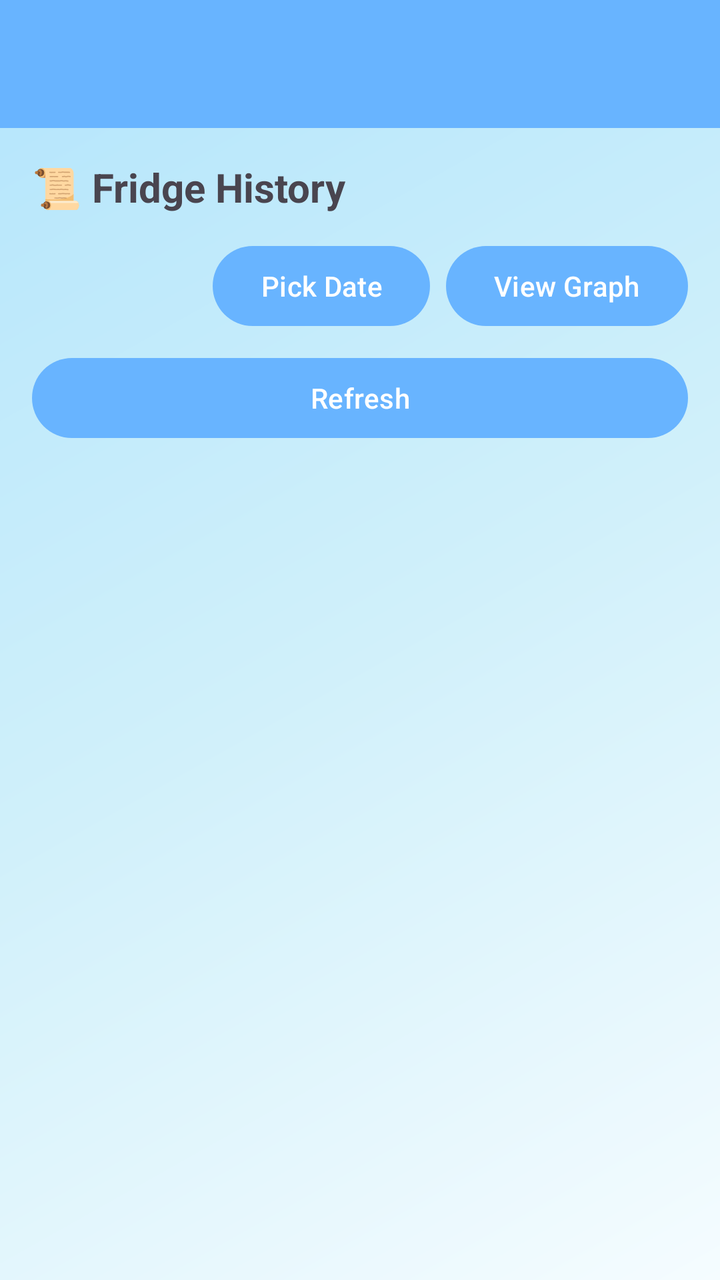
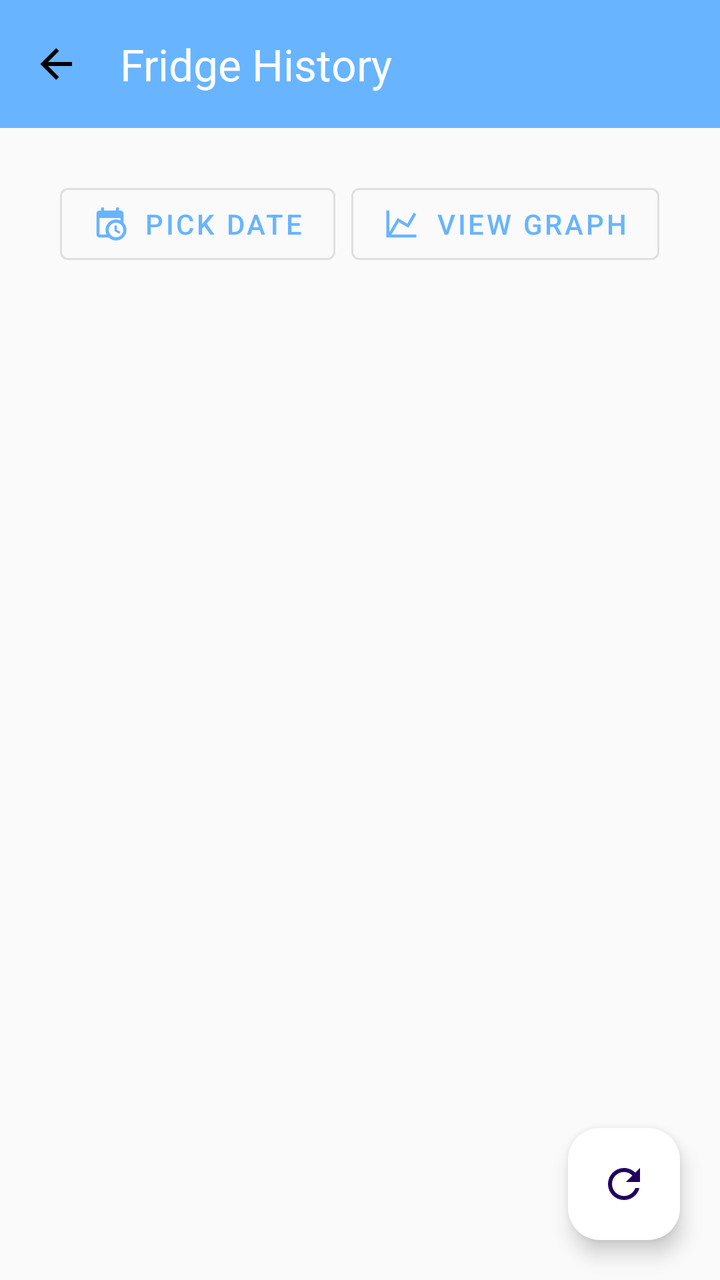

Screens rendered from an Android XML layout before and after an edit, with the pre-edit source and the edit as a unified diff.
<!-- AndroidManifest.xml: application theme Theme.SmartFoodInventoryTracker -->
<!-- res/layout/activity_fridge_history.xml -->
<?xml version="1.0" encoding="utf-8"?>
<androidx.constraintlayout.widget.ConstraintLayout
    xmlns:android="http://schemas.android.com/apk/res/android"
    xmlns:app="http://schemas.android.com/apk/res-auto"
    xmlns:tools="http://schemas.android.com/tools"
    android:id="@+id/historyMain"
    android:layout_width="match_parent"
    android:layout_height="match_parent"
    tools:context=".fridge_conditions.FridgeHistoryActivity">

    
    <androidx.appcompat.widget.Toolbar
        android:id="@+id/historyToolbar"
        android:layout_width="match_parent"
        android:layout_height="?attr/actionBarSize"
        android:background="?attr/colorPrimary"
        android:theme="@style/ThemeOverlay.AppCompat.Dark.ActionBar"
        app:layout_constraintTop_toTopOf="parent" />

    
    <LinearLayout
        android:id="@+id/historyContent"
        android:layout_width="0dp"
        android:layout_height="0dp"
        android:orientation="vertical"
        android:padding="16dp"
        app:layout_constraintTop_toBottomOf="@id/historyToolbar"
        app:layout_constraintBottom_toBottomOf="parent"
        app:layout_constraintStart_toStartOf="parent"
        app:layout_constraintEnd_toEndOf="parent">

        
        <TextView
            android:id="@+id/historyTitle"
            android:layout_width="wrap_content"
            android:layout_height="wrap_content"
            android:text="📜 Fridge History"
            android:textSize="20sp"
            android:textStyle="bold"
            android:layout_marginBottom="12dp" />

        
        <LinearLayout
            android:layout_width="match_parent"
            android:layout_height="wrap_content"
            android:orientation="horizontal"
            android:gravity="end"
            android:layout_marginBottom="8dp">

            <Button
                android:id="@+id/btnDateRange"
                android:layout_width="wrap_content"
                android:layout_height="wrap_content"
                android:text="Pick Date" />

            <Button
                android:id="@+id/btnGraph"
                android:layout_width="wrap_content"
                android:layout_height="wrap_content"
                android:text="View Graph"
                android:layout_marginStart="8dp" />
        </LinearLayout>

        
        <Button
            android:id="@+id/btnRefresh"
            android:layout_width="match_parent"
            android:layout_height="wrap_content"
            android:text="Refresh"
            android:layout_marginBottom="12dp" />

        
        <androidx.recyclerview.widget.RecyclerView
            android:id="@+id/historyRecyclerView"
            android:layout_width="match_parent"
            android:layout_height="0dp"
            android:layout_weight="1"
            android:clipToPadding="false"
            android:paddingBottom="8dp"
            tools:listitem="@layout/item_history_entry" />

    </LinearLayout>

</androidx.constraintlayout.widget.ConstraintLayout>
<!-- resources referenced by this layout -->
<resources>
  <style name="Theme.SmartFoodInventoryTracker" parent="Base.Theme.SmartFoodInventoryTracker" />
  <style name="Base.Theme.SmartFoodInventoryTracker" parent="Theme.Material3.DayNight.NoActionBar">
          
          <item name="colorPrimary">@color/blue</item>
          <item name="colorOnPrimary">@android:color/white</item>
  
          
          <item name="android:windowBackground">@drawable/bg_shiny_blue</item>
  
          
          <item name="android:statusBarColor">@color/blue</item>
  
          
          <item name="toolbarStyle">@style/CustomToolbar</item>
  
      </style>
  <color name="blue">#68b4ff</color>
  <!-- drawable bg_shiny_blue (drawable) -->
  <?xml version="1.0" encoding="utf-8"?>
  <layer-list xmlns:android="http://schemas.android.com/apk/res/android">
  
      
      <item>
          <shape android:shape="rectangle">
              <solid android:color="#E3F2FD" /> 
          </shape>
      </item>
  
      
      <item>
          <shape android:shape="rectangle">
              <gradient
                  android:type="linear"
                  android:angle="135"
                  android:startColor="#F5FCFF"
              android:centerColor="#D0F0FA"
              android:endColor="#B3E5FC"
              android:useLevel="false" />
              <alpha android:value="0.3" />
          </shape>
      </item>
  
  </layer-list>
  <style name="CustomToolbar" parent="Widget.Material3.Toolbar">
          <item name="android:background">@color/blue</item>
          <item name="titleTextColor">@android:color/white</item>
          <item name="subtitleTextColor">@android:color/white</item>
      </style>
</resources>

<!-- the commit's change to res/layout/activity_fridge_history.xml (unified diff, before → after) -->
@@ -6,7 +6,8 @@
     android:id="@+id/historyMain"
     android:layout_width="match_parent"
     android:layout_height="match_parent"
-    tools:context=".fridge_conditions.FridgeHistoryActivity">
+    tools:context=".fridge_conditions.FridgeHistoryActivity"
+    android:background="#FAFAFA">
 
     
     <androidx.appcompat.widget.Toolbar
@@ -14,71 +15,235 @@
         android:layout_width="match_parent"
         android:layout_height="?attr/actionBarSize"
         android:background="?attr/colorPrimary"
-        android:theme="@style/ThemeOverlay.AppCompat.Dark.ActionBar"
+        app:title="Fridge History"
+        app:titleTextColor="@android:color/white"
+        app:navigationIcon="@drawable/ic_back"
         app:layout_constraintTop_toTopOf="parent" />
 
     
     <LinearLayout
-        android:id="@+id/historyContent"
+        android:id="@+id/buttonRow"
+        android:layout_width="0dp"
+        android:layout_height="wrap_content"
+        android:orientation="horizontal"
+        android:gravity="center"
+        android:padding="16dp"
+        android:layout_marginTop="8dp"
+        app:layout_constraintTop_toBottomOf="@id/historyToolbar"
+        app:layout_constraintStart_toStartOf="parent"
+        app:layout_constraintEnd_toEndOf="parent">
+
+        <com.google.android.material.button.MaterialButton
+            android:id="@+id/btnDateRange"
+            android:layout_width="wrap_content"
+            android:layout_height="wrap_content"
+            android:text="Pick Date"
+            app:icon="@drawable/ic_calender"
+            app:iconPadding="8dp"
+            app:iconGravity="textStart"
+            style="@style/Widget.MaterialComponents.Button.OutlinedButton"
+            android:layout_marginEnd="8dp" />
+
+        <com.google.android.material.button.MaterialButton
+            android:id="@+id/btnGraph"
+            android:layout_width="wrap_content"
+            android:layout_height="wrap_content"
+            android:text="View Graph"
+            app:icon="@drawable/ic_chart"
+            app:iconPadding="8dp"
+            app:iconGravity="textStart"
+            style="@style/Widget.MaterialComponents.Button.OutlinedButton" />
+    </LinearLayout>
+
+    
+    <androidx.recyclerview.widget.RecyclerView
+        android:id="@+id/historyRecyclerView"
         android:layout_width="0dp"
         android:layout_height="0dp"
-        android:orientation="vertical"
-        android:padding="16dp"
-        app:layout_constraintTop_toBottomOf="@id/historyToolbar"
+        android:clipToPadding="false"
+        android:paddingHorizontal="12dp"
+        android:paddingBottom="8dp"
+        app:layout_constraintTop_toBottomOf="@id/buttonRow"
         app:layout_constraintBottom_toBottomOf="parent"
         app:layout_constraintStart_toStartOf="parent"
-        app:layout_constraintEnd_toEndOf="parent">
+        app:layout_constraintEnd_toEndOf="parent"
+        tools:listitem="@layout/item_fridge_history" />
+
+    
+    <com.google.android.material.floatingactionbutton.FloatingActionButton
+        android:id="@+id/btnRefresh"
+        android:layout_width="wrap_content"
+        android:layout_height="wrap_content"
+        android:src="@drawable/ic_refresh"
+        android:contentDescription="Refresh"
+        app:backgroundTint="@color/white"
+        app:layout_constraintBottom_toBottomOf="parent"
+        app:layout_constraintEnd_toEndOf="parent"
+        android:layout_margin="20dp"/>
+</androidx.constraintlayout.widget.ConstraintLayout>
+<!-- res/layout/item_fridge_history.xml (included above) -->
+<?xml version="1.0" encoding="utf-8"?>
+<androidx.cardview.widget.CardView xmlns:android="http://schemas.android.com/apk/res/android"
+    xmlns:card_view="http://schemas.android.com/apk/res-auto"
+    android:layout_width="match_parent"
+    android:layout_height="wrap_content"
+    android:layout_marginBottom="12dp"
+    android:layout_marginHorizontal="12dp"
+    card_view:cardCornerRadius="12dp"
+    card_view:cardElevation="6dp">
+
+    <LinearLayout
+        android:layout_width="match_parent"
+        android:layout_height="wrap_content"
+        android:orientation="vertical"
+        android:padding="16dp">
 
         
         <TextView
-            android:id="@+id/historyTitle"
+            android:id="@+id/dateTimeText"
             android:layout_width="wrap_content"
             android:layout_height="wrap_content"
-            android:text="📜 Fridge History"
-            android:textSize="20sp"
+            android:text="🕒 2025-04-01 12:00"
             android:textStyle="bold"
-            android:layout_marginBottom="12dp" />
-
-        
-        <LinearLayout
-            android:layout_width="match_parent"
-            android:layout_height="wrap_content"
-            android:orientation="horizontal"
-            android:gravity="end"
-            android:layout_marginBottom="8dp">
-
-            <Button
-                android:id="@+id/btnDateRange"
-                android:layout_width="wrap_content"
-                android:layout_height="wrap_content"
-                android:text="Pick Date" />
-
-            <Button
-                android:id="@+id/btnGraph"
-                android:layout_width="wrap_content"
-                android:layout_height="wrap_content"
-                android:text="View Graph"
-                android:layout_marginStart="8dp" />
-        </LinearLayout>
-
-        
-        <Button
-            android:id="@+id/btnRefresh"
-            android:layout_width="match_parent"
-            android:layout_height="wrap_content"
-            android:text="Refresh"
-            android:layout_marginBottom="12dp" />
-
-        
-        <androidx.recyclerview.widget.RecyclerView
-            android:id="@+id/historyRecyclerView"
-            android:layout_width="match_parent"
-            android:layout_height="0dp"
-            android:layout_weight="1"
-            android:clipToPadding="false"
-            android:paddingBottom="8dp"
-            tools:listitem="@layout/item_history_entry" />
+            android:textSize="15sp"
+            android:textColor="#333333" />
+
+        
+        <View
+            android:layout_width="match_parent"
+            android:layout_height="1dp"
+            android:layout_marginTop="6dp"
+            android:layout_marginBottom="10dp"
+            android:background="#DDDDDD" />
+
+        
+        <LinearLayout
+            android:layout_width="match_parent"
+            android:layout_height="wrap_content"
+            android:orientation="horizontal"
+            android:layout_marginBottom="2dp">
+
+            <TextView
+                android:id="@+id/tempText"
+                android:layout_width="0dp"
+                android:layout_height="wrap_content"
+                android:layout_weight="1"
+                android:text="🌡️ Temperature: -- °C"
+                android:textSize="14sp"
+                android:textColor="#555555" />
+
+            <TextView
+                android:id="@+id/tempStatus"
+                android:layout_width="wrap_content"
+                android:layout_height="wrap_content"
+                android:text="Status"
+                android:textSize="13sp"
+                android:textColor="#4CAF50"
+                android:textStyle="bold" />
+        </LinearLayout>
+
+        
+        <LinearLayout
+            android:layout_width="match_parent"
+            android:layout_height="wrap_content"
+            android:orientation="horizontal"
+            android:layout_marginBottom="2dp">
+
+            <TextView
+                android:id="@+id/humidityText"
+                android:layout_width="0dp"
+                android:layout_height="wrap_content"
+                android:layout_weight="1"
+                android:text="💧 Humidity: -- %"
+                android:textSize="14sp"
+                android:textColor="#555555" />
+
+            <TextView
+                android:id="@+id/humidityStatus"
+                android:layout_width="wrap_content"
+                android:layout_height="wrap_content"
+                android:text="Status"
+                android:textSize="13sp"
+                android:textColor="#4CAF50"
+                android:textStyle="bold" />
+        </LinearLayout>
+
+        
+        <LinearLayout
+            android:layout_width="match_parent"
+            android:layout_height="wrap_content"
+            android:orientation="horizontal"
+            android:layout_marginBottom="2dp">
+
+            <TextView
+                android:id="@+id/coText"
+                android:layout_width="0dp"
+                android:layout_height="wrap_content"
+                android:layout_weight="1"
+                android:text="🫁 CO: -- ppm"
+                android:textSize="14sp"
+                android:textColor="#555555" />
+
+            <TextView
+                android:id="@+id/coStatus"
+                android:layout_width="wrap_content"
+                android:layout_height="wrap_content"
+                android:text="Status"
+                android:textSize="13sp"
+                android:textColor="#4CAF50"
+                android:textStyle="bold" />
+        </LinearLayout>
+
+        
+        <LinearLayout
+            android:layout_width="match_parent"
+            android:layout_height="wrap_content"
+            android:orientation="horizontal"
+            android:layout_marginBottom="2dp">
+
+            <TextView
+                android:id="@+id/lpgText"
+                android:layout_width="0dp"
+                android:layout_height="wrap_content"
+                android:layout_weight="1"
+                android:text="🔥 LPG: -- ppm"
+                android:textSize="14sp"
+                android:textColor="#555555" />
+
+            <TextView
+                android:id="@+id/lpgStatus"
+                android:layout_width="wrap_content"
+                android:layout_height="wrap_content"
+                android:text="Status"
+                android:textSize="13sp"
+                android:textColor="#4CAF50"
+                android:textStyle="bold" />
+        </LinearLayout>
+
+        
+        <LinearLayout
+            android:layout_width="match_parent"
+            android:layout_height="wrap_content"
+            android:orientation="horizontal">
+
+            <TextView
+                android:id="@+id/smokeText"
+                android:layout_width="0dp"
+                android:layout_height="wrap_content"
+                android:layout_weight="1"
+                android:text="🧪 NH₄: -- ppm"
+                android:textSize="14sp"
+                android:textColor="#555555" />
+
+            <TextView
+                android:id="@+id/smokeStatus"
+                android:layout_width="wrap_content"
+                android:layout_height="wrap_content"
+                android:text="Status"
+                android:textSize="13sp"
+                android:textColor="#4CAF50"
+                android:textStyle="bold" />
+        </LinearLayout>
 
     </LinearLayout>
-
-</androidx.constraintlayout.widget.ConstraintLayout>
+</androidx.cardview.widget.CardView>
<!-- resource entries referenced after the edit -->
@@ -1,5 +1,14 @@
 <!-- resources referenced by this layout -->
 <resources>
+  <color name="white">#FFFFFF</color>
+  <!-- drawable ic_back (drawable) -->
+  <vector xmlns:android="http://schemas.android.com/apk/res/android" android:height="24dp" android:width="24dp" android:viewportWidth="24" android:viewportHeight="24"><path android:fillColor="#000000" android:pathData="M20,11V13H8L13.5,18.5L12.08,19.92L4.16,12L12.08,4.08L13.5,5.5L8,11H20Z" /></vector>
+  <!-- drawable ic_calender (drawable) -->
+  <vector xmlns:android="http://schemas.android.com/apk/res/android" android:height="24dp" android:width="24dp" android:viewportWidth="24" android:viewportHeight="24"><path android:fillColor="#000000" android:pathData="M15,13H16.5V15.82L18.94,17.23L18.19,18.53L15,16.69V13M19,8H5V19H9.67C9.24,18.09 9,17.07 9,16A7,7 0 0,1 16,9C17.07,9 18.09,9.24 19,9.67V8M5,21C3.89,21 3,20.1 3,19V5C3,3.89 3.89,3 5,3H6V1H8V3H16V1H18V3H19A2,2 0 0,1 21,5V11.1C22.24,12.36 23,14.09 23,16A7,7 0 0,1 16,23C14.09,23 12.36,22.24 11.1,21H5M16,11.15A4.85,4.85 0 0,0 11.15,16C11.15,18.68 13.32,20.85 16,20.85A4.85,4.85 0 0,0 20.85,16C20.85,13.32 18.68,11.15 16,11.15Z" /></vector>
+  <!-- drawable ic_chart (drawable) -->
+  <vector xmlns:android="http://schemas.android.com/apk/res/android" android:height="24dp" android:width="24dp" android:viewportWidth="24" android:viewportHeight="24"><path android:fillColor="#000000" android:pathData="M16,11.78L20.24,4.45L21.97,5.45L16.74,14.5L10.23,10.75L5.46,19H22V21H2V3H4V17.54L9.5,8L16,11.78Z" /></vector>
+  <!-- drawable ic_refresh (drawable) -->
+  <vector xmlns:android="http://schemas.android.com/apk/res/android" android:height="24dp" android:width="24dp" android:viewportWidth="24" android:viewportHeight="24"><path android:fillColor="#000000" android:pathData="M17.65,6.35C16.2,4.9 14.21,4 12,4A8,8 0 0,0 4,12A8,8 0 0,0 12,20C15.73,20 18.84,17.45 19.73,14H17.65C16.83,16.33 14.61,18 12,18A6,6 0 0,1 6,12A6,6 0 0,1 12,6C13.66,6 15.14,6.69 16.22,7.78L13,11H20V4L17.65,6.35Z" /></vector>
   <style name="Theme.SmartFoodInventoryTracker" parent="Base.Theme.SmartFoodInventoryTracker" />
   <style name="Base.Theme.SmartFoodInventoryTracker" parent="Theme.Material3.DayNight.NoActionBar">
           
